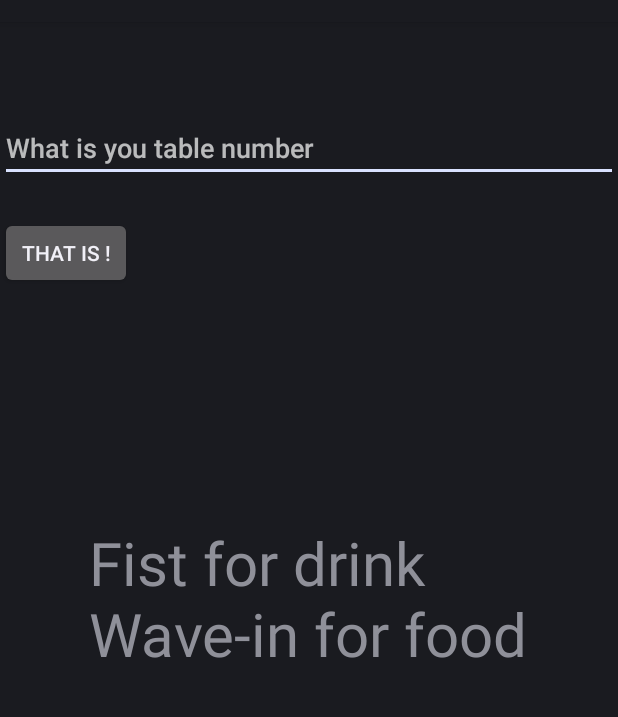
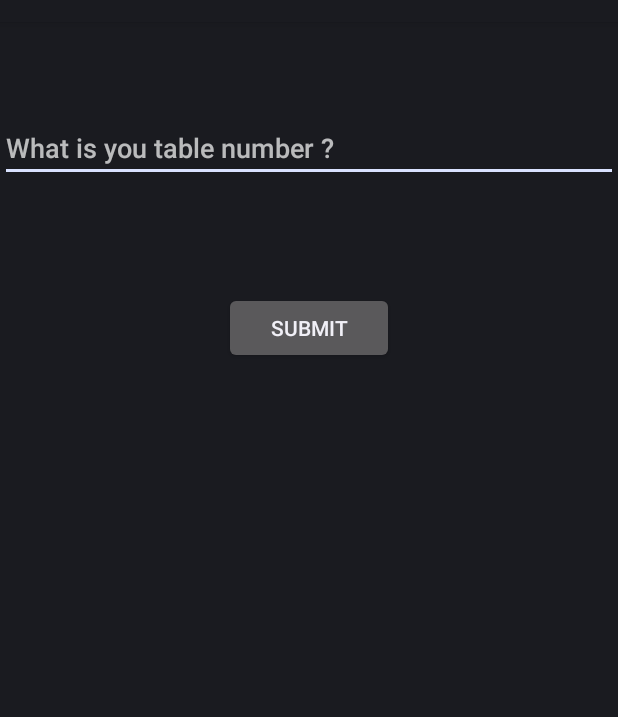
Before and after one commit to paul-chelarescu/Bring-me-food, an Android app: the screen it shows after launch (HelloWorldActivity), on a phone screen of 412 x 824 dp, the part 62-779 px from its top. Run offline under Robolectric (Android 15) with nearby library versions, the phone set to English and light mode, and no system bars; libraries missing offline, so code that uses them is left out: com.thalmic.myo; 4 statements that could not run were skipped.

Commit message:
Made layout better

```diff
--- a/src/main/java/com/thalmic/android/sample/helloworld/HelloWorldActivity.java
+++ b/src/main/java/com/thalmic/android/sample/helloworld/HelloWorldActivity.java
@@ -72,6 +72,13 @@ public class HelloWorldActivity extends Activity {
             // Set the text color of the text view to cyan when a Myo connects.
             mTextView.setTextColor(Color.CYAN);
             globalTimeStamp = timestamp;
+            //Make middle text invisible at first
+            tableNumber.setVisibility(View.INVISIBLE);
+            setTableNumber.setVisibility(View.INVISIBLE);
+            String tableNumberString = "Table number " + tableNumberInt;
+            tableNumberTitle.setText(tableNumberString);
+            tableNumberTitle.setVisibility(View.VISIBLE);
+
         }
 
         // onDisconnect() is called whenever a Myo has been disconnected.
@@ -368,38 +375,38 @@ public class HelloWorldActivity extends Activity {
 //    }
 
 
-    private InputStream openHttpConnection(String urlStr) {
-        InputStream in = null;
-        int resCode = -1;
-
-        try {
-            URL url = new URL(urlStr);
-            URLConnection urlConn = url.openConnection();
-
-            if (!(urlConn instanceof HttpURLConnection)) {
-                throw new IOException("URL is not an Http URL");
-            }
-            HttpURLConnection httpConn = (HttpURLConnection) urlConn;
-            httpConn.setAllowUserInteraction(false);
-            httpConn.setInstanceFollowRedirects(true);
-            httpConn.setRequestMethod("GET");
-            httpConn.connect();
-            resCode = httpConn.getResponseCode();
-
-            if (resCode == HttpURLConnection.HTTP_OK) {
-                in = httpConn.getInputStream();
-            }
-        }
-
-        catch (MalformedURLException e) {
-            e.printStackTrace();
-        }
-
-        catch (IOException e) {
-            e.printStackTrace();
-        }
-        return in;
-    }
+//    private InputStream openHttpConnection(String urlStr) {
+//        InputStream in = null;
+//        int resCode = -1;
+//
+//        try {
+//            URL url = new URL(urlStr);
+//            URLConnection urlConn = url.openConnection();
+//
+//            if (!(urlConn instanceof HttpURLConnection)) {
+//                throw new IOException("URL is not an Http URL");
+//            }
+//            HttpURLConnection httpConn = (HttpURLConnection) urlConn;
+//            httpConn.setAllowUserInteraction(false);
+//            httpConn.setInstanceFollowRedirects(true);
+//            httpConn.setRequestMethod("GET");
+//            httpConn.connect();
+//            resCode = httpConn.getResponseCode();
+//
+//            if (resCode == HttpURLConnection.HTTP_OK) {
+//                in = httpConn.getInputStream();
+//            }
+//        }
+//
+//        catch (MalformedURLException e) {
+//            e.printStackTrace();
+//        }
+//
+//        catch (IOException e) {
+//            e.printStackTrace();
+//        }
+//        return in;
+//    }
 
 //    // HTTP GET request
 //    private void sendGet() throws Exception {
@@ -418,6 +425,7 @@ public class HelloWorldActivity extends Activity {
     EditText tableNumber;
     Button setTableNumber;
     int tableNumberInt = 0;
+    TextView tableNumberTitle;
 
     @Override
     protected void onCreate(Bundle savedInstanceState) {
@@ -429,6 +437,9 @@ public class HelloWorldActivity extends Activity {
 
         tableNumber = (EditText) findViewById(R.id.tableNumber);
         setTableNumber = (Button) findViewById(R.id.button);
+        tableNumberTitle = (TextView) findViewById(R.id.tableText);
+        tableNumberTitle.setVisibility(View.INVISIBLE);
+
         setTableNumber.setOnClickListener(new View.OnClickListener() {
             @Override
             public void onClick(View v) {
@@ -443,6 +454,7 @@ public class HelloWorldActivity extends Activity {
                 }
             }
         });
+
 
         // First, we initialize the Hub singleton with an application identifier.
         Hub hub = Hub.getInstance();
--- a/src/main/res/layout/activity_hello_world.xml
+++ b/src/main/res/layout/activity_hello_world.xml
@@ -20,6 +20,7 @@
     <TextView
         android:id="@+id/text"
         android:layout_width="wrap_content"
+        android:layout_alignParentTop="true"
         android:layout_height="wrap_content"
         android:layout_gravity="center"
         android:text="@string/label_on_screen"
@@ -36,8 +37,6 @@
         android:id="@+id/tableNumber"
         android:layout_width="fill_parent"
         android:layout_height="wrap_content"
-        android:layout_alignLeft="@+id/button"
-        android:layout_below="@+id/textView1"
         android:layout_marginTop="61dp"
         android:ems="10"
         android:hint="@string/enter_text"
@@ -45,11 +44,23 @@
 
     <Button
         android:id="@+id/button"
+        android:layout_width="113dp"
+        android:layout_height="wrap_content"
+
+        android:layout_below="@+id/text"
+        android:layout_marginTop="180dp"
+        android:text="@string/submit_table_number"
+        android:layout_gravity="center_horizontal|top" />
+
+    <TextView
+        android:id="@+id/tableText"
         android:layout_width="wrap_content"
+        android:layout_alignParentTop="true"
         android:layout_height="wrap_content"
-        android:layout_alignLeft="@+id/textView1"
-        android:layout_below="@+id/textView1"
-        android:layout_marginTop="130dp"
-        android:text="@string/submit_table_number" />
+        android:layout_gravity="center|top"
+        android:text="@string/tableTextLabel"
+        android:layout_marginTop="10dp"
+        android:textSize="20dp"
+        android:editable="false" />
 
 </FrameLayout>
--- a/src/main/res/values/strings.xml
+++ b/src/main/res/values/strings.xml
@@ -2,7 +2,7 @@
 <resources>
 
     <string name="app_name">Bring me food</string>
-    <string name="label_on_screen">Fist for drink\nWave-in for food</string>
+    <string name="label_on_screen"></string>
     <string name="scan">Scan</string>
     <string name="pose_fist">Drink</string>
     <string name="pose_wavein">Food</string>
@@ -14,7 +14,8 @@
     <string name="unlocked">Unlocked</string>
     <string name="locked">Locked</string>
     <string name="action_settings">Settings</string>
-    <string name="enter_text">What is you table number</string>
-    <string name="submit_table_number">That is !</string>
+    <string name="enter_text">What is you table number ?</string>
+    <string name="submit_table_number">Submit</string>
+    <string name="tableTextLabel">Table number </string>
 
 </resources>
```
Also changed, not shown: 16 other files.
